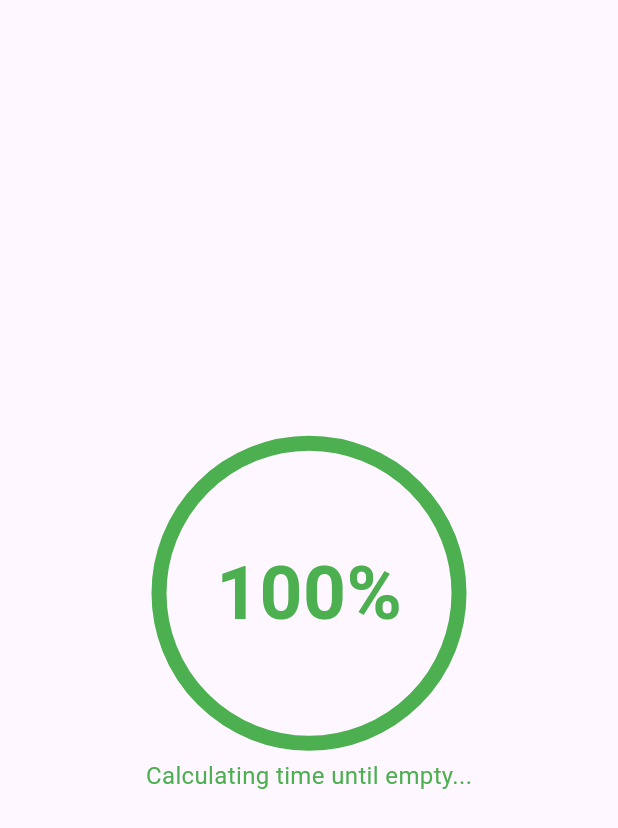
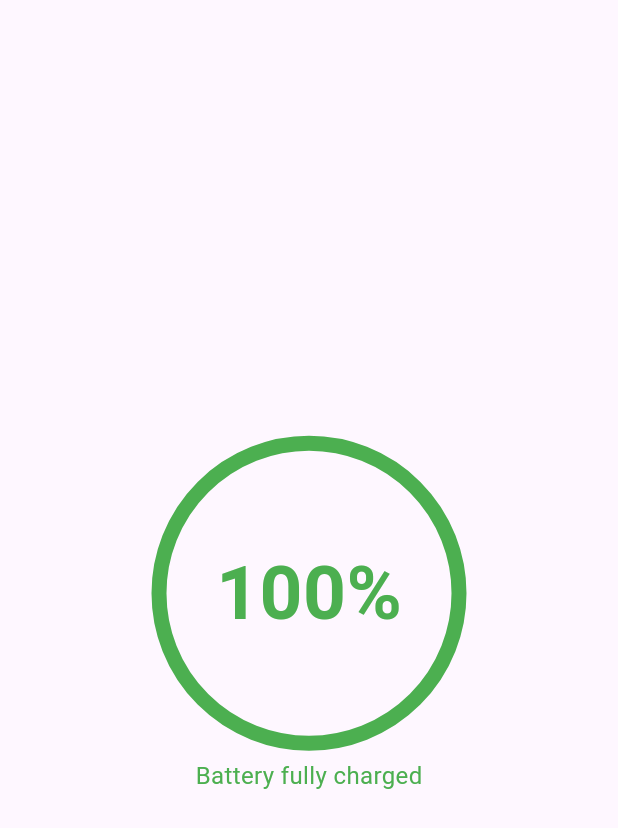
Before and after one commit to ItsJordanNL/battery-app, a Flutter app: the screen it shows after launch, on a phone screen of 412 x 824 dp. Shown: the top 828 px of the screen. Run offline on Flutter 3.47's test engine with Material 3 defaults, Android fonts, the phone set to English and light mode, and no system bars; our stand-ins replace battery_plus.

Commit message:
Toevoegen "Batterij vol" bij 100% lading

```diff
--- a/lib/main.dart
+++ b/lib/main.dart
@@ -114,7 +114,42 @@ class _MyHomePageState extends State<MyHomePage> {
       switch (state) {
         case BatteryState.full:
           textColor = Colors.green;
-          break;
+          return Column(
+            mainAxisAlignment: MainAxisAlignment.center,
+            children: [
+              Stack(
+                alignment: Alignment.center,
+                children: [
+                  CustomPaint(
+                    painter: CirclePainter(
+                      color: textColor,
+                      batteryLevel: level.toDouble(),
+                    ),
+                    child: const SizedBox(
+                      width: 200,
+                      height: 200,
+                    ),
+                  ),
+                  Text(
+                    '$level%',
+                    style: TextStyle(
+                      color: textColor,
+                      fontSize: 50,
+                      fontWeight: FontWeight.bold,
+                    ),
+                  ),
+                ],
+              ),
+              const SizedBox(height: 10),
+              Text(
+                'Battery fully charged',
+                style: TextStyle(
+                  color: textColor,
+                  fontSize: 16,
+                ),
+              ),
+            ],
+          );
         case BatteryState.charging:
           textColor = Colors.blue;
           return Column(
```
